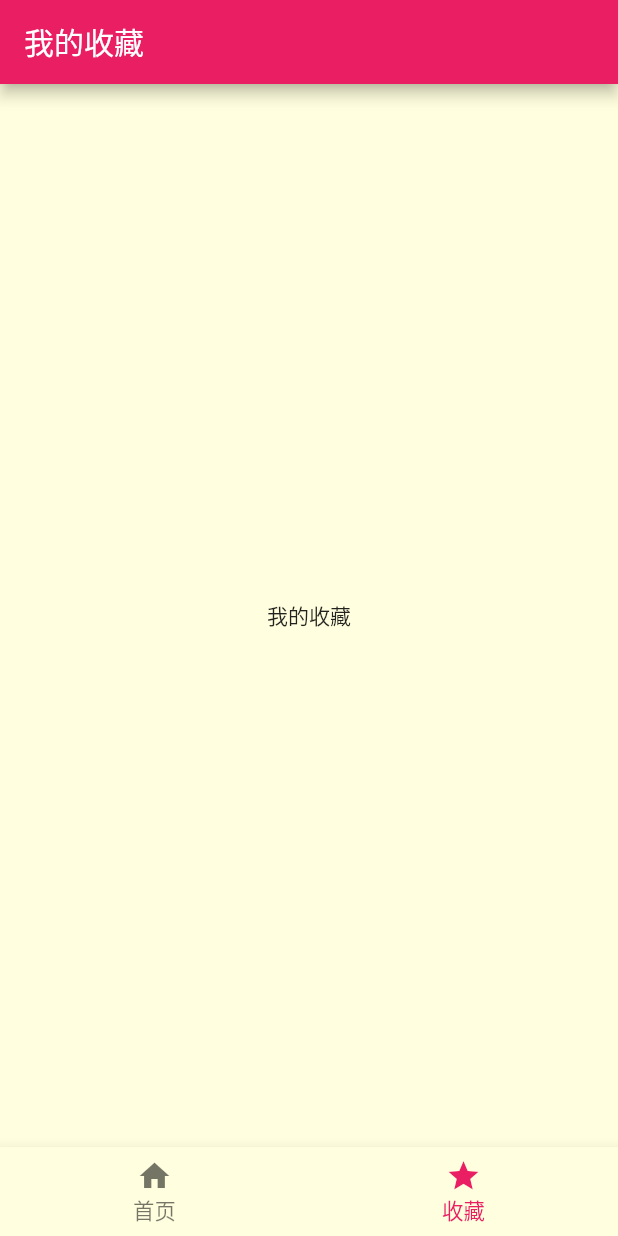
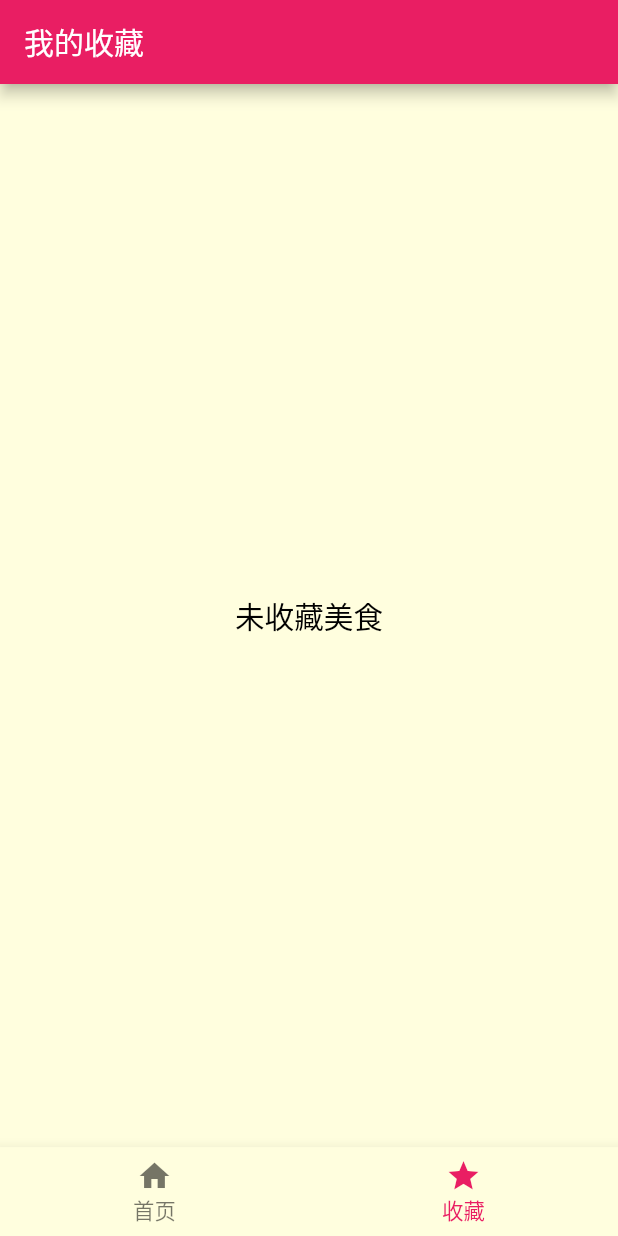
Before and after one commit to zombieSmile/favorcate, a Flutter app: the screen it shows after launch, item 2 of the bottom bar chosen, on a phone screen of 412 x 824 dp. Run offline on Flutter 3.47's test engine with Material 2 defaults, Android fonts, the phone set to English and light mode, and no system bars; our stand-ins replace dio, flutter_screenutil.

Commit message:
收藏相关逻辑、UI

```diff
--- a/lib/ui/detail/detail.dart
+++ b/lib/ui/detail/detail.dart
@@ -1,5 +1,6 @@
 import 'package:favorcate/model/meal.dart';
 import 'package:favorcate/ui/detail/detail_content.dart';
+import 'package:favorcate/ui/detail/detail_floating_button.dart';
 import 'package:flutter/material.dart';
 
 class DetailPage extends StatelessWidget {
@@ -13,6 +14,7 @@ class DetailPage extends StatelessWidget {
         title: Text(meal.title),
       ),
       body: DetailContent(mealModel: meal),
+      floatingActionButton: DetailFloatingButton(mealModel: meal),
     );
   }
 }
--- a/lib/ui/favor/favor.dart
+++ b/lib/ui/favor/favor.dart
@@ -1,3 +1,4 @@
+import 'package:favorcate/ui/favor/favor_content.dart';
 import 'package:flutter/material.dart';
 
 class FavorPage extends StatelessWidget {
@@ -7,9 +8,7 @@ class FavorPage extends StatelessWidget {
       appBar: AppBar(
         title: Text("我的收藏"),
       ),
-      body: Center(
-        child: Text("我的收藏"),
-      ),
+      body: FavorContent(),
     );
   }
 }
--- /dev/null
+++ b/lib/ui/favor/favor_content.dart
@@ -0,0 +1,26 @@
+import 'package:favorcate/ui/meal/meal_item.dart';
+import 'package:favorcate/viewmodel/favor_view_model.dart';
+import 'package:flutter/material.dart';
+import 'package:flutter_screenutil/flutter_screenutil.dart';
+import 'package:provider/provider.dart';
+
+class FavorContent extends StatelessWidget {
+  @override
+  Widget build(BuildContext context) {
+    FavorViewModel favorViewModel = context.watch<FavorViewModel>();
+    if (favorViewModel.favorMeals.isEmpty) {
+      return Center(
+        child: Text(
+          '未收藏美食',
+          style: TextStyle(fontSize: 18.sp, color: Colors.black),
+        ),
+      );
+    }
+    return ListView.builder(
+      itemCount: favorViewModel.favorMeals.length,
+      itemBuilder: (context, index) {
+        return MealItem(mealModel: favorViewModel.favorMeals[index]);
+      },
+    );
+  }
+}
```
Also changed, not shown: lib/main.dart (+6 -2 lines), lib/ui/detail/detail_floating_button.dart (added, +30 -0 lines), lib/ui/meal/meal_item.dart (+26 -10 lines), lib/ui/meal/operation_item.dart (+11 -6 lines), lib/viewmodel/favor_view_model.dart (added, +32 -0 lines).
